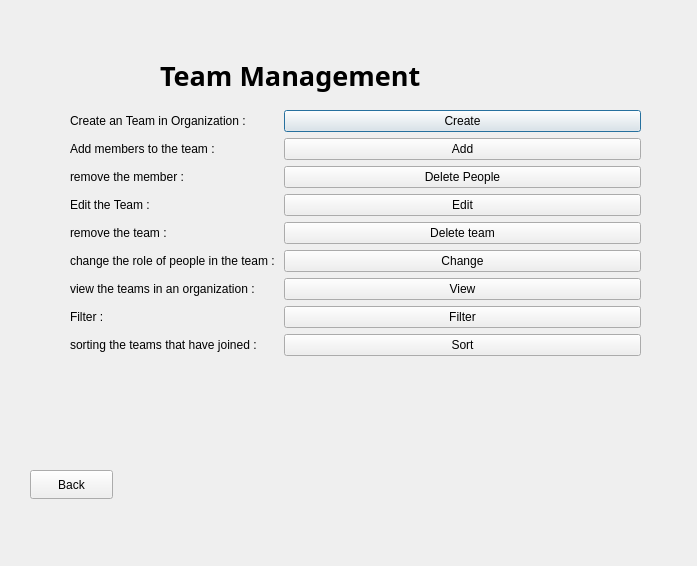
Before: the Qt Designer form Project_Ap/team_page.ui in Hasansaberifar/AP_Prozhe, drawn with Qt 5.
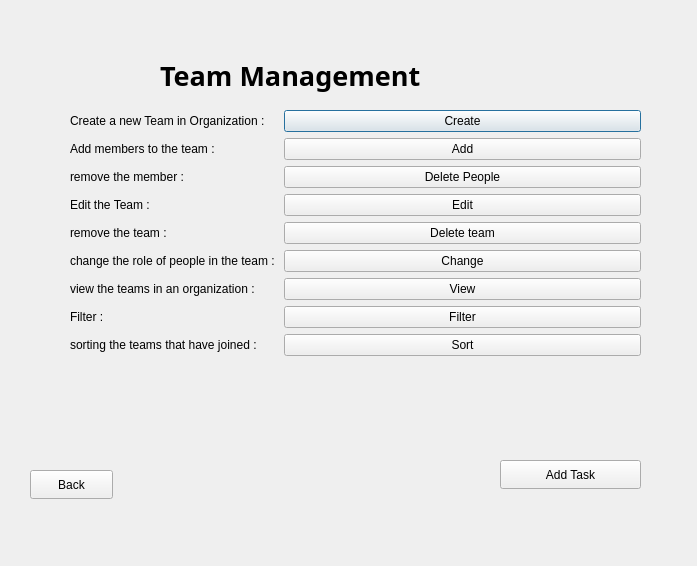
After: the same form once the commit is applied.

Diff of the .ui file:
```diff
--- a/Project_Ap/team_page.ui
+++ b/Project_Ap/team_page.ui
@@ -46,7 +46,7 @@
     <item row="0" column="0">
      <widget class="QLabel" name="label_3">
       <property name="text">
-       <string>Create an Team in Organization :</string>
+       <string>Create a new Team in Organization :</string>
       </property>
      </widget>
     </item>
@@ -184,6 +184,19 @@
     <string>Back</string>
    </property>
   </widget>
+  <widget class="QPushButton" name="pushButton_11">
+   <property name="geometry">
+    <rect>
+     <x>500</x>
+     <y>460</y>
+     <width>141</width>
+     <height>29</height>
+    </rect>
+   </property>
+   <property name="text">
+    <string>Add Task</string>
+   </property>
+  </widget>
  </widget>
  <resources/>
  <connections/>
```
